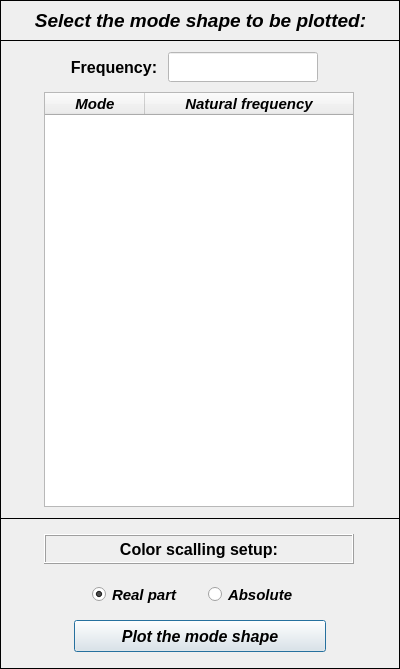
Qt form data/user_input/ui/plots_/results_/acoustic_/plot_acoustic_mode_shape_input.ui (open-pulse/OpenPulse) before a commit.
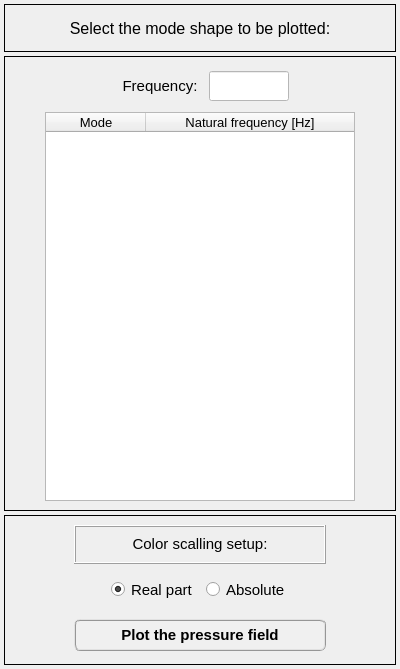
The same form after that commit. Icons and pictures are not drawn.

Patch:
```diff
--- a/data/user_input/ui/plots_/results_/acoustic_/plot_acoustic_mode_shape_input.ui
+++ b/data/user_input/ui/plots_/results_/acoustic_/plot_acoustic_mode_shape_input.ui
@@ -44,171 +44,34 @@
   <property name="whatsThis">
    <string/>
   </property>
-  <widget class="QFrame" name="frame_2">
-   <property name="geometry">
-    <rect>
-     <x>0</x>
-     <y>40</y>
-     <width>400</width>
-     <height>479</height>
-    </rect>
+  <layout class="QGridLayout" name="gridLayout_2">
+   <property name="leftMargin">
+    <number>4</number>
    </property>
-   <property name="sizeIncrement">
-    <size>
-     <width>400</width>
-     <height>0</height>
-    </size>
+   <property name="topMargin">
+    <number>4</number>
    </property>
-   <property name="baseSize">
-    <size>
-     <width>400</width>
-     <height>0</height>
-    </size>
+   <property name="rightMargin">
+    <number>4</number>
    </property>
-   <property name="frameShape">
-    <enum>QFrame::Box</enum>
+   <property name="bottomMargin">
+    <number>4</number>
    </property>
-   <property name="frameShadow">
-    <enum>QFrame::Plain</enum>
+   <property name="spacing">
+    <number>4</number>
    </property>
-   <widget class="QTreeWidget" name="treeWidget">
-    <property name="geometry">
-     <rect>
-      <x>44</x>
-      <y>52</y>
-      <width>310</width>
-      <height>415</height>
-     </rect>
-    </property>
-    <property name="minimumSize">
-     <size>
-      <width>310</width>
-      <height>415</height>
-     </size>
-    </property>
-    <property name="maximumSize">
-     <size>
-      <width>310</width>
-      <height>415</height>
-     </size>
-    </property>
-    <property name="font">
-     <font>
-      <family>Arial</family>
-      <pointsize>11</pointsize>
-      <weight>75</weight>
-      <italic>true</italic>
-      <bold>true</bold>
-     </font>
-    </property>
-    <column>
-     <property name="text">
-      <string>Mode</string>
-     </property>
-     <property name="font">
-      <font>
-       <family>Arial</family>
-       <pointsize>11</pointsize>
-       <weight>75</weight>
-       <italic>true</italic>
-       <bold>true</bold>
-      </font>
-     </property>
-     <property name="textAlignment">
-      <set>AlignCenter</set>
-     </property>
-    </column>
-    <column>
-     <property name="text">
-      <string notr="true">Natural frequency</string>
-     </property>
-     <property name="font">
-      <font>
-       <family>Arial</family>
-       <pointsize>11</pointsize>
-       <weight>75</weight>
-       <italic>true</italic>
-       <bold>true</bold>
-      </font>
-     </property>
-     <property name="textAlignment">
-      <set>AlignCenter</set>
-     </property>
-    </column>
-   </widget>
-   <widget class="QLineEdit" name="lineEdit_natural_frequency">
-    <property name="enabled">
-     <bool>false</bool>
-    </property>
-    <property name="geometry">
-     <rect>
-      <x>168</x>
-      <y>12</y>
-      <width>150</width>
-      <height>30</height>
-     </rect>
-    </property>
-    <property name="font">
-     <font>
-      <family>Arial</family>
-      <pointsize>12</pointsize>
-      <weight>75</weight>
-      <italic>true</italic>
-      <bold>true</bold>
-     </font>
-    </property>
-    <property name="styleSheet">
-     <string notr="true">background-color: rgb(255, 255, 255);
-color: rgb(0, 0, 255);</string>
-    </property>
-    <property name="alignment">
-     <set>Qt::AlignCenter</set>
-    </property>
-   </widget>
-   <widget class="QLabel" name="label_4">
-    <property name="geometry">
-     <rect>
-      <x>64</x>
-      <y>12</y>
-      <width>100</width>
-      <height>30</height>
-     </rect>
-    </property>
-    <property name="font">
-     <font>
-      <family>Arial</family>
-      <pointsize>12</pointsize>
-      <weight>75</weight>
-      <bold>true</bold>
-     </font>
-    </property>
-    <property name="text">
-     <string>Frequency:</string>
-    </property>
-    <property name="alignment">
-     <set>Qt::AlignCenter</set>
-    </property>
-   </widget>
-  </widget>
+   <item row="0" column="0">
   <widget class="QFrame" name="frame">
-   <property name="geometry">
-    <rect>
-     <x>0</x>
-     <y>0</y>
-     <width>400</width>
-     <height>41</height>
-    </rect>
-   </property>
    <property name="minimumSize">
     <size>
-     <width>400</width>
-     <height>0</height>
+       <width>0</width>
+       <height>48</height>
     </size>
    </property>
    <property name="maximumSize">
     <size>
      <width>400</width>
-     <height>16777215</height>
+       <height>48</height>
     </size>
    </property>
    <property name="frameShape">
@@ -220,22 +83,16 @@
    <property name="lineWidth">
     <number>1</number>
    </property>
+     <layout class="QGridLayout" name="gridLayout">
+      <item row="0" column="0">
    <widget class="QLabel" name="label">
-    <property name="geometry">
-     <rect>
-      <x>10</x>
-      <y>4</y>
-      <width>381</width>
-      <height>33</height>
-     </rect>
-    </property>
     <property name="font">
      <font>
-      <family>Arial</family>
-      <pointsize>14</pointsize>
-      <weight>75</weight>
-      <italic>true</italic>
-      <bold>true</bold>
+          <family>MS Shell Dlg 2</family>
+          <pointsize>12</pointsize>
+          <weight>50</weight>
+          <italic>false</italic>
+          <bold>false</bold>
      </font>
     </property>
     <property name="text">
@@ -248,15 +105,260 @@
      <set>Qt::AlignCenter</set>
     </property>
    </widget>
-  </widget>
+      </item>
+     </layout>
+    </widget>
+   </item>
+   <item row="1" column="0">
+    <widget class="QFrame" name="frame_2">
+     <property name="sizeIncrement">
+      <size>
+       <width>400</width>
+       <height>0</height>
+      </size>
+     </property>
+     <property name="baseSize">
+      <size>
+       <width>400</width>
+       <height>0</height>
+      </size>
+     </property>
+     <property name="frameShape">
+      <enum>QFrame::Box</enum>
+     </property>
+     <property name="frameShadow">
+      <enum>QFrame::Plain</enum>
+     </property>
+     <layout class="QGridLayout" name="gridLayout_5">
+      <item row="0" column="0">
+       <widget class="QFrame" name="frame_5">
+        <property name="minimumSize">
+         <size>
+          <width>0</width>
+          <height>40</height>
+         </size>
+        </property>
+        <property name="maximumSize">
+         <size>
+          <width>16777215</width>
+          <height>40</height>
+         </size>
+        </property>
+        <property name="frameShape">
+         <enum>QFrame::NoFrame</enum>
+        </property>
+        <property name="frameShadow">
+         <enum>QFrame::Raised</enum>
+        </property>
+        <layout class="QGridLayout" name="gridLayout_4">
+         <property name="leftMargin">
+          <number>0</number>
+         </property>
+         <property name="topMargin">
+          <number>0</number>
+         </property>
+         <property name="rightMargin">
+          <number>0</number>
+         </property>
+         <property name="bottomMargin">
+          <number>0</number>
+         </property>
+         <property name="spacing">
+          <number>0</number>
+         </property>
+         <item row="0" column="1">
+          <widget class="QLabel" name="label_4">
+           <property name="minimumSize">
+            <size>
+             <width>0</width>
+             <height>30</height>
+            </size>
+           </property>
+           <property name="maximumSize">
+            <size>
+             <width>16777215</width>
+             <height>30</height>
+            </size>
+           </property>
+           <property name="font">
+            <font>
+             <family>MS Shell Dlg 2</family>
+             <pointsize>11</pointsize>
+             <weight>50</weight>
+             <bold>false</bold>
+            </font>
+           </property>
+           <property name="text">
+            <string>Frequency:</string>
+           </property>
+           <property name="alignment">
+            <set>Qt::AlignCenter</set>
+           </property>
+          </widget>
+         </item>
+         <item row="0" column="2">
+          <widget class="QLineEdit" name="lineEdit_natural_frequency">
+           <property name="enabled">
+            <bool>false</bool>
+           </property>
+           <property name="minimumSize">
+            <size>
+             <width>80</width>
+             <height>30</height>
+            </size>
+           </property>
+           <property name="maximumSize">
+            <size>
+             <width>80</width>
+             <height>30</height>
+            </size>
+           </property>
+           <property name="font">
+            <font>
+             <family>Arial</family>
+             <pointsize>12</pointsize>
+             <weight>75</weight>
+             <italic>true</italic>
+             <bold>true</bold>
+            </font>
+           </property>
+           <property name="styleSheet">
+            <string notr="true">background-color: rgb(255, 255, 255);
+color: rgb(0, 0, 255);</string>
+           </property>
+           <property name="alignment">
+            <set>Qt::AlignCenter</set>
+           </property>
+          </widget>
+         </item>
+         <item row="0" column="3">
+          <widget class="QFrame" name="frame_6">
+           <property name="frameShape">
+            <enum>QFrame::NoFrame</enum>
+           </property>
+           <property name="frameShadow">
+            <enum>QFrame::Raised</enum>
+           </property>
+          </widget>
+         </item>
+         <item row="0" column="0">
+          <widget class="QFrame" name="frame_7">
+           <property name="frameShape">
+            <enum>QFrame::NoFrame</enum>
+           </property>
+           <property name="frameShadow">
+            <enum>QFrame::Raised</enum>
+           </property>
+          </widget>
+         </item>
+        </layout>
+       </widget>
+      </item>
+      <item row="1" column="0">
+       <widget class="QFrame" name="frame_4">
+        <property name="frameShape">
+         <enum>QFrame::NoFrame</enum>
+        </property>
+        <property name="frameShadow">
+         <enum>QFrame::Raised</enum>
+        </property>
+        <layout class="QGridLayout" name="gridLayout_3">
+         <property name="leftMargin">
+          <number>0</number>
+         </property>
+         <property name="topMargin">
+          <number>0</number>
+         </property>
+         <property name="rightMargin">
+          <number>0</number>
+         </property>
+         <property name="bottomMargin">
+          <number>0</number>
+         </property>
+         <property name="spacing">
+          <number>0</number>
+         </property>
+         <item row="0" column="0">
+          <widget class="QTreeWidget" name="treeWidget">
+           <property name="minimumSize">
+            <size>
+             <width>310</width>
+             <height>0</height>
+            </size>
+           </property>
+           <property name="maximumSize">
+            <size>
+             <width>310</width>
+             <height>415</height>
+            </size>
+           </property>
+           <property name="font">
+            <font>
+             <family>MS Shell Dlg 2</family>
+             <pointsize>10</pointsize>
+             <weight>50</weight>
+             <italic>false</italic>
+             <bold>false</bold>
+            </font>
+           </property>
+           <property name="alternatingRowColors">
+            <bool>true</bool>
+           </property>
+           <column>
+            <property name="text">
+             <string>Mode</string>
+            </property>
+            <property name="font">
+             <font>
+              <family>MS Shell Dlg 2</family>
+              <pointsize>10</pointsize>
+              <weight>50</weight>
+              <italic>false</italic>
+              <bold>false</bold>
+             </font>
+            </property>
+            <property name="textAlignment">
+             <set>AlignCenter</set>
+            </property>
+           </column>
+           <column>
+            <property name="text">
+             <string notr="true">Natural frequency [Hz]</string>
+            </property>
+            <property name="font">
+             <font>
+              <family>MS Shell Dlg 2</family>
+              <pointsize>10</pointsize>
+              <weight>50</weight>
+              <italic>false</italic>
+              <bold>false</bold>
+             </font>
+            </property>
+            <property name="textAlignment">
+             <set>AlignCenter</set>
+            </property>
+           </column>
+          </widget>
+         </item>
+        </layout>
+       </widget>
+      </item>
+     </layout>
+    </widget>
+   </item>
+   <item row="2" column="0">
   <widget class="QFrame" name="frame_3">
-   <property name="geometry">
-    <rect>
-     <x>0</x>
-     <y>518</y>
-     <width>400</width>
-     <height>151</height>
-    </rect>
+     <property name="minimumSize">
+      <size>
+       <width>0</width>
+       <height>150</height>
+      </size>
+     </property>
+     <property name="maximumSize">
+      <size>
+       <width>16777215</width>
+       <height>150</height>
+      </size>
    </property>
    <property name="frameShape">
     <enum>QFrame::Box</enum>
@@ -264,75 +366,115 @@
    <property name="frameShadow">
     <enum>QFrame::Plain</enum>
    </property>
-   <widget class="QWidget" name="horizontalLayoutWidget">
-    <property name="geometry">
-     <rect>
-      <x>82</x>
-      <y>62</y>
-      <width>237</width>
-      <height>29</height>
-     </rect>
-    </property>
-    <layout class="QHBoxLayout" name="horizontalLayout">
-     <item>
-      <widget class="QRadioButton" name="radioButton_real_part">
-       <property name="enabled">
-        <bool>true</bool>
-       </property>
+     <layout class="QGridLayout" name="gridLayout_8">
+      <item row="2" column="1">
+       <widget class="QFrame" name="frame_11">
+        <property name="frameShape">
+         <enum>QFrame::NoFrame</enum>
+        </property>
+        <property name="frameShadow">
+         <enum>QFrame::Raised</enum>
+        </property>
+        <layout class="QGridLayout" name="gridLayout_7">
+         <property name="leftMargin">
+          <number>0</number>
+         </property>
+         <property name="topMargin">
+          <number>0</number>
+         </property>
+         <property name="rightMargin">
+          <number>0</number>
+         </property>
+         <property name="bottomMargin">
+          <number>0</number>
+         </property>
+         <property name="spacing">
+          <number>0</number>
+         </property>
+         <item row="0" column="0">
+          <widget class="QPushButton" name="pushButton">
        <property name="minimumSize">
         <size>
-         <width>100</width>
-         <height>21</height>
+             <width>252</width>
+             <height>32</height>
         </size>
        </property>
        <property name="maximumSize">
         <size>
-         <width>100</width>
-         <height>21</height>
+             <width>252</width>
+             <height>32</height>
         </size>
        </property>
        <property name="font">
         <font>
-         <family>Arial</family>
+             <family>MS Shell Dlg 2</family>
          <pointsize>11</pointsize>
          <weight>75</weight>
-         <italic>true</italic>
+             <italic>false</italic>
          <bold>true</bold>
-         <stylestrategy>PreferAntialias</stylestrategy>
-        </font>
-       </property>
-       <property name="focusPolicy">
-        <enum>Qt::ClickFocus</enum>
+            </font>
+           </property>
+           <property name="styleSheet">
+            <string notr="true">QPushButton{border-radius: 6px; border-color: rgb(150, 150, 150); border-style: ridge; border-width: 2px; color: rgb(0, 0, 0); background-color: rgb(240, 240, 240); font: 75 bold 11pt &quot;MS Shell Dlg 2&quot;}
+QPushButton:hover{border-radius: 6px; border-color: rgb(0, 170, 255); border-style: ridge; border-width: 2px; color: rgb(0, 0, 0); background-color: rgba(174, 213, 255, 100); font: 75 bold 11pt &quot;MS Shell Dlg 2&quot;}
+QPushButton:pressed{border-radius: 6px; border-color: rgb(0, 170, 255); border-style: ridge; border-width: 3px; color: rgb(0, 0, 0); background-color: rgb(174, 213, 255); font: 75 bold 11pt &quot;MS Shell Dlg 2&quot;}</string>
        </property>
        <property name="text">
-        <string>Real part</string>
-       </property>
-       <property name="checked">
-        <bool>true</bool>
-       </property>
-      </widget>
-     </item>
-     <item>
-      <widget class="QRadioButton" name="radioButton_absolute">
+            <string>Plot the pressure field</string>
+           </property>
+          </widget>
+         </item>
+        </layout>
+       </widget>
+      </item>
+      <item row="1" column="1">
+       <widget class="QFrame" name="frame_8">
+        <property name="frameShape">
+         <enum>QFrame::NoFrame</enum>
+        </property>
+        <property name="frameShadow">
+         <enum>QFrame::Raised</enum>
+        </property>
+        <layout class="QGridLayout" name="gridLayout_6">
+         <property name="leftMargin">
+          <number>0</number>
+         </property>
+         <property name="topMargin">
+          <number>0</number>
+         </property>
+         <property name="rightMargin">
+          <number>0</number>
+         </property>
+         <property name="bottomMargin">
+          <number>0</number>
+         </property>
+         <property name="horizontalSpacing">
+          <number>8</number>
+         </property>
+         <property name="verticalSpacing">
+          <number>0</number>
+         </property>
+         <item row="0" column="2">
+          <widget class="QRadioButton" name="radioButton_last_node">
        <property name="minimumSize">
         <size>
-         <width>100</width>
+             <width>0</width>
          <height>21</height>
         </size>
        </property>
        <property name="maximumSize">
         <size>
-         <width>100</width>
+             <width>200</width>
          <height>21</height>
         </size>
        </property>
        <property name="font">
         <font>
-         <family>Arial</family>
+             <family>MS Shell Dlg 2</family>
          <pointsize>11</pointsize>
-         <weight>75</weight>
-         <italic>true</italic>
-         <bold>true</bold>
+             <weight>50</weight>
+             <italic>false</italic>
+             <bold>false</bold>
          <stylestrategy>PreferAntialias</stylestrategy>
         </font>
        </property>
@@ -347,40 +489,116 @@
        </property>
       </widget>
      </item>
-    </layout>
-   </widget>
+         <item row="0" column="1">
+          <widget class="QRadioButton" name="radioButton_first_node">
+           <property name="enabled">
+            <bool>true</bool>
+           </property>
+           <property name="minimumSize">
+            <size>
+             <width>0</width>
+             <height>21</height>
+            </size>
+           </property>
+           <property name="maximumSize">
+            <size>
+             <width>200</width>
+             <height>21</height>
+            </size>
+           </property>
+           <property name="font">
+            <font>
+             <family>MS Shell Dlg 2</family>
+             <pointsize>11</pointsize>
+             <weight>50</weight>
+             <italic>false</italic>
+             <bold>false</bold>
+             <stylestrategy>PreferAntialias</stylestrategy>
+            </font>
+           </property>
+           <property name="focusPolicy">
+            <enum>Qt::ClickFocus</enum>
+           </property>
+           <property name="text">
+            <string>Real part</string>
+           </property>
+           <property name="checked">
+            <bool>true</bool>
+           </property>
+          </widget>
+         </item>
+         <item row="0" column="0">
+          <widget class="QFrame" name="frame_9">
+           <property name="frameShape">
+            <enum>QFrame::NoFrame</enum>
+           </property>
+           <property name="frameShadow">
+            <enum>QFrame::Raised</enum>
+           </property>
+          </widget>
+         </item>
+         <item row="0" column="3">
+          <widget class="QFrame" name="frame_10">
+           <property name="frameShape">
+            <enum>QFrame::NoFrame</enum>
+           </property>
+           <property name="frameShadow">
+            <enum>QFrame::Raised</enum>
+           </property>
+          </widget>
+         </item>
+        </layout>
+       </widget>
+      </item>
+      <item row="0" column="1">
+       <widget class="QFrame" name="frame_12">
+        <property name="frameShape">
+         <enum>QFrame::Box</enum>
+        </property>
+        <property name="frameShadow">
+         <enum>QFrame::Raised</enum>
+        </property>
+        <layout class="QGridLayout" name="gridLayout_9">
+         <property name="leftMargin">
+          <number>0</number>
+         </property>
+         <property name="topMargin">
+          <number>0</number>
+         </property>
+         <property name="rightMargin">
+          <number>0</number>
+         </property>
+         <property name="bottomMargin">
+          <number>0</number>
+         </property>
+         <property name="spacing">
+          <number>0</number>
+         </property>
+         <item row="0" column="0">
    <widget class="QLabel" name="label_6">
-    <property name="geometry">
-     <rect>
-      <x>44</x>
-      <y>16</y>
-      <width>310</width>
-      <height>30</height>
-     </rect>
-    </property>
     <property name="minimumSize">
      <size>
-      <width>310</width>
-      <height>30</height>
+             <width>0</width>
+             <height>0</height>
      </size>
     </property>
     <property name="maximumSize">
      <size>
-      <width>310</width>
+             <width>280</width>
       <height>30</height>
      </size>
     </property>
     <property name="font">
      <font>
-      <family>Arial</family>
-      <pointsize>12</pointsize>
-      <weight>75</weight>
+             <family>MS Shell Dlg 2</family>
+             <pointsize>11</pointsize>
+             <weight>50</weight>
       <italic>false</italic>
-      <bold>true</bold>
+             <bold>false</bold>
      </font>
     </property>
     <property name="frameShape">
-     <enum>QFrame::Box</enum>
+            <enum>QFrame::NoFrame</enum>
     </property>
     <property name="frameShadow">
      <enum>QFrame::Raised</enum>
@@ -395,41 +613,34 @@
      <set>Qt::AlignCenter</set>
     </property>
    </widget>
-   <widget class="QPushButton" name="pushButton">
-    <property name="geometry">
-     <rect>
-      <x>74</x>
-      <y>102</y>
-      <width>252</width>
-      <height>32</height>
-     </rect>
-    </property>
-    <property name="minimumSize">
-     <size>
-      <width>252</width>
-      <height>32</height>
-     </size>
-    </property>
-    <property name="maximumSize">
-     <size>
-      <width>252</width>
-      <height>55</height>
-     </size>
-    </property>
-    <property name="font">
-     <font>
-      <family>Arial</family>
-      <pointsize>12</pointsize>
-      <weight>75</weight>
-      <italic>true</italic>
-      <bold>true</bold>
-     </font>
-    </property>
-    <property name="text">
-     <string>Plot the mode shape</string>
-    </property>
-   </widget>
-  </widget>
+         </item>
+        </layout>
+       </widget>
+      </item>
+      <item row="0" column="0">
+       <widget class="QFrame" name="frame_13">
+        <property name="frameShape">
+         <enum>QFrame::NoFrame</enum>
+        </property>
+        <property name="frameShadow">
+         <enum>QFrame::Raised</enum>
+        </property>
+       </widget>
+      </item>
+      <item row="0" column="2">
+       <widget class="QFrame" name="frame_14">
+        <property name="frameShape">
+         <enum>QFrame::NoFrame</enum>
+        </property>
+        <property name="frameShadow">
+         <enum>QFrame::Raised</enum>
+        </property>
+       </widget>
+      </item>
+     </layout>
+    </widget>
+   </item>
+  </layout>
  </widget>
  <resources/>
  <connections/>
```
Left out of the diff: 6 changed lines with no effect on the pictures. Lines whose indentation alone changed are shown as unchanged.
